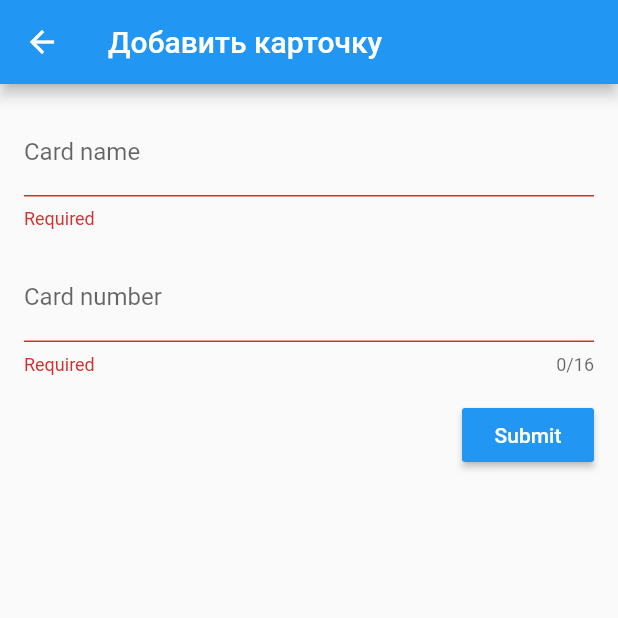
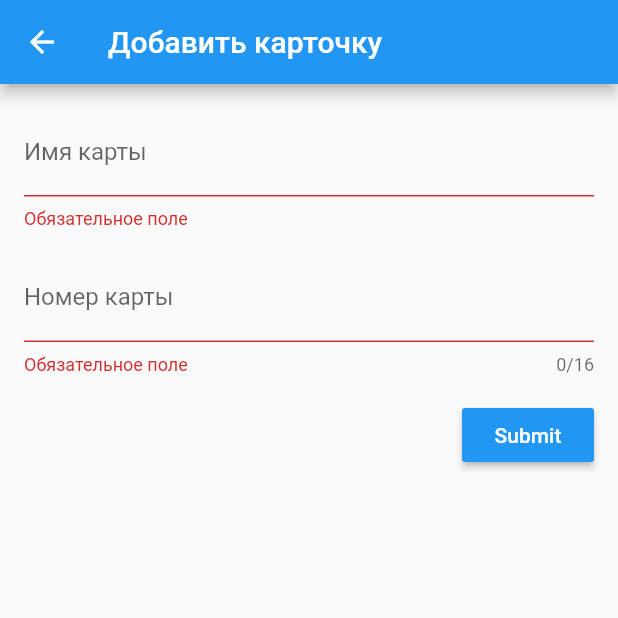
Before and after one commit to rancarter/cardholder, a Flutter app: the CreateCardScreen screen opened by its route, after a tap on "Submit", on a phone screen of 412 x 824 dp, the top half of it. Run offline on Flutter 3.47's test engine with Material 2 defaults, Android fonts, the phone set to English and light mode, and no system bars; our stand-ins replace sqflite; accounts and stored records are empty.

Commit message:
Fix bugs. Translate text.

```diff
--- a/lib/models/credit_cards_model.dart
+++ b/lib/models/credit_cards_model.dart
@@ -56,6 +56,7 @@ class CreditCardsModel extends ChangeNotifier {
       'number': number,
     });
 
+    print(id);
     cards.add(CreditCard(id, name, number));
 
     notifyListeners();
--- a/lib/screens/home/home_screen.dart
+++ b/lib/screens/home/home_screen.dart
@@ -52,7 +52,7 @@ class _HomeScreenState extends State<HomeScreen> {
         }
 
         return Scaffold(
-          appBar: AppBar(title: Text('My wallet'), actions: buildActions()),
+          appBar: AppBar(title: Text('Кредитные карты'), actions: buildActions()),
           body: CardList(
             cards: creditCardList.cards,
             isEditMode: isEditMode,
@@ -63,7 +63,7 @@ class _HomeScreenState extends State<HomeScreen> {
             onPressed: () {
               Navigator.pushNamed(context, '/create-card');
             },
-            tooltip: 'Add credit card',
+            tooltip: 'Добавить карту',
             child: Icon(Icons.add, size: 30.0),
           ),
         );
--- a/lib/widgets/card_form.dart
+++ b/lib/widgets/card_form.dart
@@ -50,7 +50,7 @@ class _CardFormState extends State<CardForm> {
             key: _formKey,
             child: Column(children: <Widget>[
               TextFormField(
-                decoration: InputDecoration(labelText: 'Card name'),
+                decoration: InputDecoration(labelText: 'Имя карты'),
                 initialValue: name,
                 onChanged: (value) {
                   setState(() {
@@ -59,7 +59,7 @@ class _CardFormState extends State<CardForm> {
                 },
                 validator: (value) {
                   if (value.isEmpty) {
-                    return 'Required';
+                    return 'Обязательное поле';
                   }
 
                   return null;
@@ -69,15 +69,15 @@ class _CardFormState extends State<CardForm> {
               TextFormField(
                 maxLength: 16,
                 keyboardType: TextInputType.number,
-                decoration: InputDecoration(labelText: 'Card number'),
+                decoration: InputDecoration(labelText: 'Номер карты'),
                 initialValue: number,
                 validator: (value) {
                   if (value.isEmpty) {
-                    return 'Required';
+                    return 'Обязательное поле';
                   }
 
                   if (value.length < 16) {
-                    return 'Invalid';
+                    return 'Неправильный номер карты';
                   }
 
                   return null;
```
Also changed, not shown: lib/credit_card_db.dart (+5 -4 lines), 1 other file.
